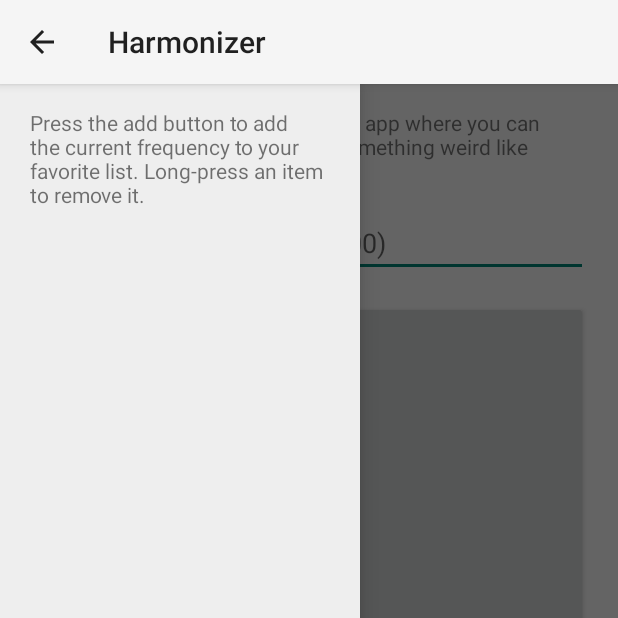
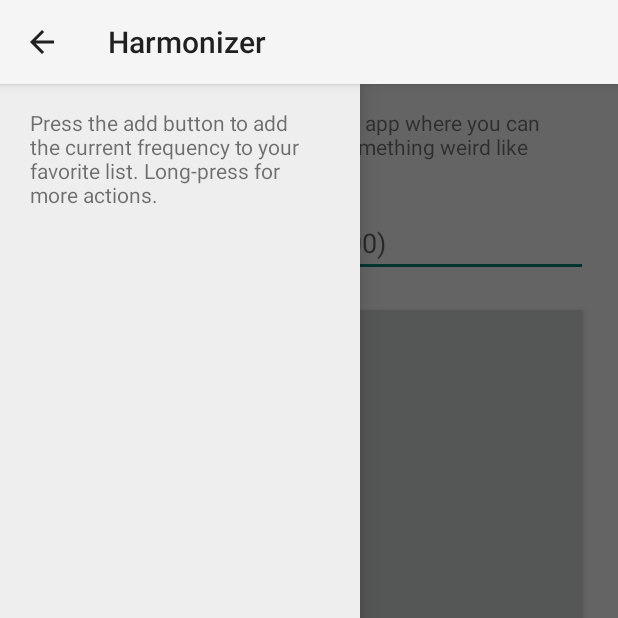
Before and after one commit to Mygod/Harmonizer, an Android app: the screen it shows after launch (MainActivity), with the side drawer open, on a phone screen of 412 x 824 dp, the top half of it. Run offline under Robolectric (Android 15) with nearby library versions, the phone set to English and light mode, and no system bars; 3 statements that could not run were skipped.

Commit message:
Sharing is Awesome (1.1.3.280)

```diff
--- a/Harmonizer/src/main/res/values/strings.xml
+++ b/Harmonizer/src/main/res/values/strings.xml
@@ -7,14 +7,16 @@
     </string>
     <string name="frequency_hint">Frequency (Hz, default: 1000)</string>
     <string name="beep">BEEP</string>
+    <string name="favorites">Favorites</string>
+    <string name="drawer_open">Favorites opened.</string>
+    <string name="drawer_close">Favorites closed.</string>
     <string name="favorite_empty_hint">Press the add button to add the current frequency to your favorite list.
-        Long-press an item to remove it.</string>
-    <string name="favorites">Favorites</string>
+        Long-press for more actions.</string>
     <string name="menu_add_to_favorites">Add to Favorites</string>
-    <string name="drawer_open">Drawer opened.</string>
-    <string name="drawer_close">Drawer closed.</string>
     <string name="add_favorite_dialog_title">Please enter the name:</string>
-    <string name="add_favorite_default_name">Untitled</string>
     <string name="favorite_context_menu_share">Share</string>
     <string name="favorite_context_menu_remove">Remove</string>
+    <string name="share_title">Send to...</string>
+    <string name="share_content">I go to the hills when my heart is lonely\nI know I will hear what I\'ve heard
+        before\nYour heart will be blessed with the sound of %s\nAnd you can sing using Harmonizer</string>
 </resources>
```
Also changed, not shown: Harmonizer/src/main/java/tk/mygod/harmonizer/MainActivity.java (+26 -1 lines), 3 other files.
